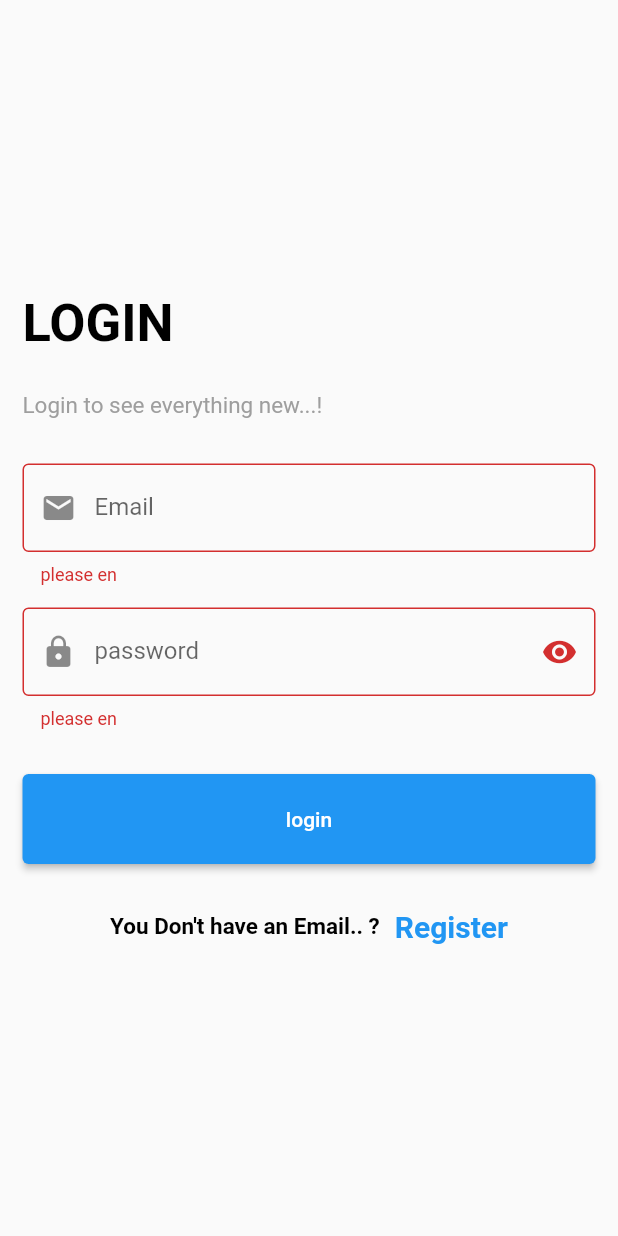
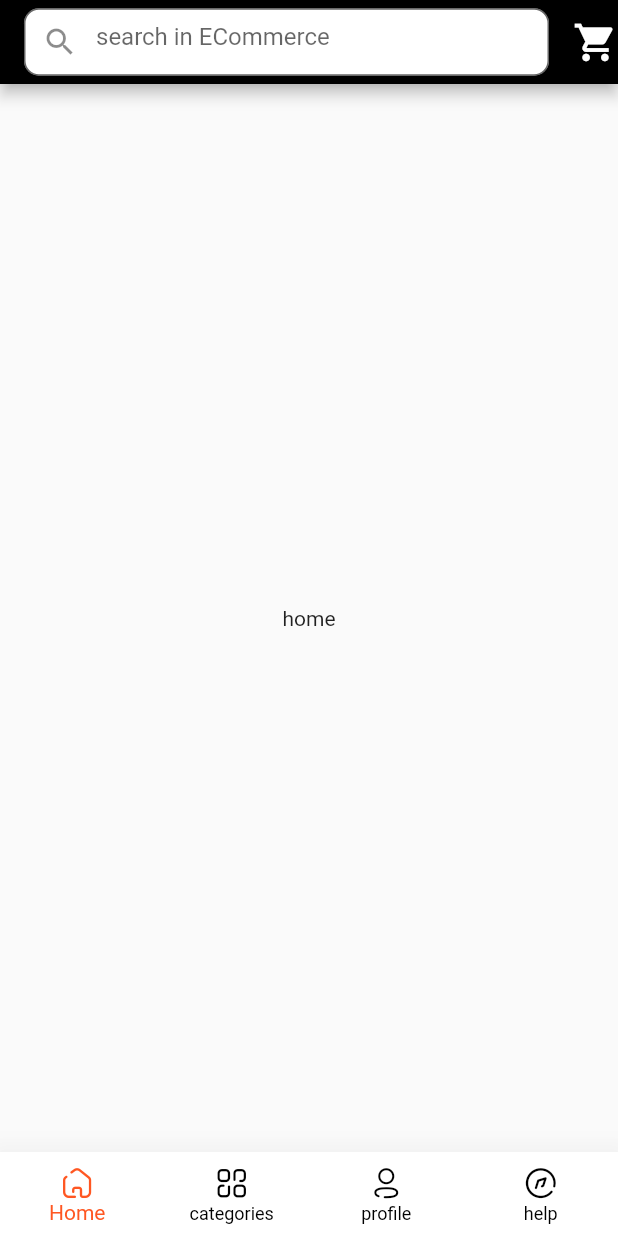
Before and after one commit to AhmedElgzar2020/ECommerce-mobile, a Flutter app: the screen it shows after launch, after a tap on "login", on a phone screen of 412 x 824 dp. Run offline on Flutter 3.47's test engine with Material 2 defaults, Android fonts, the phone set to English and light mode, and no system bars; our stand-ins replace bloc, conditional_builder_null_safety, dio, flutter_bloc, fluttertoast, shared_preferences.

Commit message:
from mohamed

```diff
--- a/lib/main.dart
+++ b/lib/main.dart
@@ -1,5 +1,7 @@
-import 'package:e_commerce/modules/login/login.dart';
+import 'package:e_commerce_layout/modules/e_commerce_layout/cubit/ecommerce_cubit.dart';
+import 'package:e_commerce_layout/modules/login/login.dart';
 import 'package:flutter/material.dart';
+import 'package:flutter_bloc/flutter_bloc.dart';
 
 void main() {
   runApp(const MyApp());
@@ -10,12 +12,16 @@ class MyApp extends StatelessWidget {
 
   @override
   Widget build(BuildContext context) {
-    return MaterialApp(
+    return MultiBlocProvider(
+        providers: [
+          BlocProvider(create: (context) => EcommerceCubit())
+        ],
+        child: MaterialApp(
 
-      theme: ThemeData(
-        primarySwatch: Colors.blue,
-      ),
-      home: LoginScreen(),
-    );
+          theme: ThemeData(
+            primarySwatch: Colors.blue,
+          ),
+          home: LoginScreen(),
+        ));
   }
 }
--- /dev/null
+++ b/lib/modules/e_commerce_layout/categories.dart
@@ -0,0 +1,10 @@
+import 'package:flutter/material.dart';
+
+class CategoriesScreen extends StatelessWidget {
+  const CategoriesScreen({Key? key}) : super(key: key);
+
+  @override
+  Widget build(BuildContext context) {
+    return Center(child: Text('categories'),);
+  }
+}
--- /dev/null
+++ b/lib/modules/e_commerce_layout/cubit/ecommerce_cubit.dart
@@ -0,0 +1,36 @@
+import 'package:bloc/bloc.dart';
+import 'package:e_commerce_layout/modules/e_commerce_layout/categories.dart';
+import 'package:e_commerce_layout/modules/e_commerce_layout/cubit/ecommerce_state.dart';
+import 'package:e_commerce_layout/modules/e_commerce_layout/help.dart';
+import 'package:e_commerce_layout/modules/e_commerce_layout/home.dart';
+import 'package:e_commerce_layout/modules/e_commerce_layout/profile.dart';
+import 'package:e_commerce_layout/shared/components.dart';
+import 'package:flutter/material.dart';
+import 'package:flutter_bloc/flutter_bloc.dart';
+
+class EcommerceCubit extends Cubit<EcommerceState> {
+  EcommerceCubit() : super(EcommerceInitial());
+
+  static EcommerceCubit get(context) => BlocProvider.of(context);
+  int currentIndex = 0;
+  List<Widget> screens =[
+    const HomeScreen(),
+    const CategoriesScreen(),
+    const ProfileScreen(),
+    const HelpScreen(),
+  ];
+
+  List<AppBar> appBar = [
+    buildAppBar( isCategoryOrHome: true,actions: [Icon(Icons.shopping_cart,size: 30)]),
+    buildAppBar( isCategoryOrHome: true,actions: [Icon(Icons.shopping_cart,size: 30)]),
+    buildAppBar( isCategoryOrHome: false,title: 'Your profile' , actions: [Icon(Icons.search,size: 30,),SizedBox(width: 8,),Icon(Icons.shopping_cart,size: 30,)]),
+    buildAppBar( isCategoryOrHome: false,title: 'Help', actions: [Icon(Icons.search,size: 30,),SizedBox(width: 8,),Icon(Icons.shopping_cart,size: 30,)]),
+
+  ];
+
+  void changeBottomNav(int index){
+    currentIndex = index;
+    emit(ChangeNavBarState());
+  }
+
+}
--- /dev/null
+++ b/lib/modules/e_commerce_layout/cubit/ecommerce_state.dart
@@ -0,0 +1,3 @@
+abstract class EcommerceState {}
+class EcommerceInitial extends EcommerceState {}
+class ChangeNavBarState extends EcommerceState {}
--- /dev/null
+++ b/lib/modules/e_commerce_layout/ecommerce_layout.dart
@@ -0,0 +1,39 @@
+import 'package:e_commerce_layout/modules/e_commerce_layout/cubit/ecommerce_cubit.dart';
+import 'package:e_commerce_layout/modules/e_commerce_layout/cubit/ecommerce_state.dart';
+import 'package:e_commerce_layout/style/icon_broken.dart';
+import 'package:flutter/material.dart';
+import 'package:flutter_bloc/flutter_bloc.dart';
+
+class ECommerceLayout extends StatelessWidget {
+  const ECommerceLayout({Key? key}) : super(key: key);
+
+  @override
+  Widget build(BuildContext context) {
+    return BlocConsumer<EcommerceCubit,EcommerceState>(
+        builder: (context,state){
+          var cubit = EcommerceCubit.get(context);
+          return Scaffold(
+            appBar: cubit.appBar[cubit.currentIndex],
+            body: cubit.screens[cubit.currentIndex],
+            bottomNavigationBar: BottomNavigationBar(
+                selectedItemColor: Colors.deepOrange,
+                unselectedItemColor: Colors.black,
+                elevation: 20.0,
+                backgroundColor: Colors.white,
+                type: BottomNavigationBarType.fixed,
+                currentIndex: cubit.currentIndex,
+                onTap: (index){
+                  cubit.changeBottomNav(index);
+                },
+                items: const [
+                  BottomNavigationBarItem(icon: Icon(IconBroken.Home) , label: 'Home'),
+                  BottomNavigationBarItem(icon: Icon(IconBroken.Category) , label: 'categories'),
+                  BottomNavigationBarItem(icon: Icon(IconBroken.Profile) , label: 'profile'),
+                  BottomNavigationBarItem(icon: Icon(IconBroken.Discovery) , label: 'help'),
+                ]
+            ),
+          );
+        },
+        listener: (context,state){});
+  }
+}
--- /dev/null
+++ b/lib/modules/e_commerce_layout/help.dart
@@ -0,0 +1,10 @@
+import 'package:flutter/material.dart';
+
+class HelpScreen extends StatelessWidget {
+  const HelpScreen({Key? key}) : super(key: key);
+
+  @override
+  Widget build(BuildContext context) {
+    return Center(child: Text('help'),);
+  }
+}
--- /dev/null
+++ b/lib/modules/e_commerce_layout/home.dart
@@ -0,0 +1,10 @@
+import 'package:flutter/material.dart';
+
+class HomeScreen extends StatelessWidget {
+  const HomeScreen({Key? key}) : super(key: key);
+
+  @override
+  Widget build(BuildContext context) {
+    return Center(child: Text('home'),);
+  }
+}
--- /dev/null
+++ b/lib/modules/e_commerce_layout/profile.dart
@@ -0,0 +1,10 @@
+import 'package:flutter/material.dart';
+
+class ProfileScreen extends StatelessWidget {
+  const ProfileScreen({Key? key}) : super(key: key);
+
+  @override
+  Widget build(BuildContext context) {
+    return Center(child: Text('profile'),);
+  }
+}
--- a/lib/modules/login/cubit/cubit.dart
+++ b/lib/modules/login/cubit/cubit.dart
@@ -1,13 +1,13 @@
-import 'package:e_commerce/modules/login/cubit/states.dart';
+import 'package:e_commerce_layout/modules/login/cubit/states.dart';
 import 'package:flutter/material.dart';
 import 'package:flutter_bloc/flutter_bloc.dart';
 
 
-class SocialLoginCubit extends Cubit<SocialLoginStates> {
-  SocialLoginCubit() : super(SocialLoginInitialState());
+class ECommerceLoginCubit extends Cubit<ECommerceLoginStates> {
+  ECommerceLoginCubit() : super(ECommerceLoginInitialState());
 
 
-  static SocialLoginCubit get(context) => BlocProvider.of(context);
+  static ECommerceLoginCubit get(context) => BlocProvider.of(context);
   void userLogin({
     required String email,
     required String password,
@@ -19,6 +19,6 @@ class SocialLoginCubit extends Cubit<SocialLoginStates> {
   void passwordVisible(){
     isVisible = !isVisible;
     suffix = Icon(isVisible ? Icons.visibility:Icons.visibility_off);
-    emit(SocialChangePasswordVisibilityState());
+    emit(ECommerceChangePasswordVisibilityState());
   }
 }
--- a/lib/modules/login/cubit/states.dart
+++ b/lib/modules/login/cubit/states.dart
@@ -1,15 +1,15 @@
-abstract class SocialLoginStates {}
-class SocialLoginInitialState extends SocialLoginStates{}
-class SocialLoginLoadingState extends SocialLoginStates{}
-class SocialLoginSuccessState extends SocialLoginStates{
+abstract class ECommerceLoginStates {}
+class ECommerceLoginInitialState extends ECommerceLoginStates{}
+class ECommerceLoginLoadingState extends ECommerceLoginStates{}
+class ECommerceLoginSuccessState extends ECommerceLoginStates{
  final dynamic value;
 
-  SocialLoginSuccessState(this.value);
+  ECommerceLoginSuccessState(this.value);
 }
-class SocialLoginErrorState extends SocialLoginStates{
+class ECommerceLoginErrorState extends ECommerceLoginStates{
   final String error;
-  SocialLoginErrorState(this.error);
+  ECommerceLoginErrorState(this.error);
 }
-class SocialChangePasswordVisibilityState extends SocialLoginStates{}
+class ECommerceChangePasswordVisibilityState extends ECommerceLoginStates{}
 
-class NavigatedDone extends SocialLoginStates{}
+class NavigatedDone extends ECommerceLoginStates{}
--- a/lib/modules/login/login.dart
+++ b/lib/modules/login/login.dart
@@ -1,11 +1,12 @@
 import 'package:conditional_builder_null_safety/conditional_builder_null_safety.dart';
+import 'package:e_commerce_layout/modules/e_commerce_layout/ecommerce_layout.dart';
+import 'package:e_commerce_layout/modules/login/cubit/states.dart';
 import 'package:flutter/material.dart';
 import 'package:flutter_bloc/flutter_bloc.dart';
 
 import '../../shared/components.dart';
 import '../register/register.dart';
 import 'cubit/cubit.dart';
-import 'cubit/states.dart';
 
 class LoginScreen extends StatelessWidget {
   LoginScreen({Key? key}) : super(key: key);
@@ -16,8 +17,8 @@ class LoginScreen extends StatelessWidget {
   @override
   Widget build(BuildContext context) {
     return BlocProvider(
-      create: (context) => SocialLoginCubit(),
-      child: BlocConsumer<SocialLoginCubit, SocialLoginStates>(
+      create: (context) => ECommerceLoginCubit(),
+      child: BlocConsumer<ECommerceLoginCubit, ECommerceLoginStates>(
           builder: (context, state) => Scaffold(
                 body: Center(
                   child: Form(
@@ -65,7 +66,7 @@ class LoginScreen extends StatelessWidget {
                             onSubmit: (){
 
                             },
-                              obscure: SocialLoginCubit.get(context).isVisible,
+                              obscure: ECommerceLoginCubit.get(context).isVisible,
                               validate: (v){
                               if(v.isEmpty){
                                 return 'please en';
@@ -76,12 +77,12 @@ class LoginScreen extends StatelessWidget {
                               prefixIcon: Icons.lock,
                               suffixIcon: IconButton(
                                   onPressed: () {
-                                    SocialLoginCubit.get(context)
+                                    ECommerceLoginCubit.get(context)
                                         .passwordVisible();
                                   },
-                                  icon: SocialLoginCubit.get(context).suffix),
+                                  icon: ECommerceLoginCubit.get(context).suffix),
                               onTab: () {
-                                SocialLoginCubit.get(context).passwordVisible();
+                                ECommerceLoginCubit.get(context).passwordVisible();
                               },
                               label: 'password',
                               hint: 'Enter your password'),
@@ -89,17 +90,18 @@ class LoginScreen extends StatelessWidget {
                             height: 30,
                           ),
                           ConditionalBuilder(
-                              condition: state is! SocialLoginLoadingState,
+                              condition: state is! ECommerceLoginLoadingState,
                               builder: (context) {
                                 return specialButton(
                                     text: 'login',
                                     onPress: (){
-                                      if(formKey.currentState!.validate()){
-                                        SocialLoginCubit.get(context).userLogin(
-                                            email: emailController.text,
-                                            password: passwordController.text);
-
-                                      }
+                                      // if(formKey.currentState!.validate()){
+                                      //   ECommerceLoginCubit.get(context).userLogin(
+                                      //       email: emailController.text,
+                                      //       password: passwordController.text);
+                                      //
+                                      // }
+                                      Navigator.push(context, MaterialPageRoute(builder: (context) => ECommerceLayout()));
                                     }
                                 );
                               },
--- a/lib/shared/components.dart
+++ b/lib/shared/components.dart
@@ -14,7 +14,7 @@ Widget defaultFormField(
     Function? validate}) {
   return TextFormField(
     controller: controller,
-    obscureText:obscure! ,
+    obscureText: obscure!,
     decoration: InputDecoration(
       suffixIcon: suffixIcon,
       prefixIcon: Icon(prefixIcon),
@@ -48,19 +48,18 @@ Widget specialButton({
           onPress!();
         },
         style: ButtonStyle(
-        backgroundColor: MaterialStateProperty.resolveWith((states) => Colors.blue),
+          backgroundColor:
+              MaterialStateProperty.resolveWith((states) => Colors.blue),
         ),
-        child: Text(text!)
-    ),
+        child: Text(text!)),
   );
 }
-
 
 Future<bool?> showToast({
   String? msg,
   Color? backColor,
   Color? txtColor,
-}){
+}) {
   return Fluttertoast.showToast(
       msg: msg!,
       toastLength: Toast.LENGTH_SHORT,
@@ -70,3 +69,33 @@ Future<bool?> showToast({
       textColor: txtColor,
       fontSize: 16.0);
 }
+
+AppBar buildAppBar(
+    {bool isCategoryOrHome = true, List<Widget>? actions, String? title,TextEditingController? controller}) {
+  return AppBar(
+    backgroundColor: Colors.black,
+    actions: actions,
+    automaticallyImplyLeading: false,
+    title: isCategoryOrHome ? buildSearAppBarItem(controller: controller) : Text(title!),
+  );
+}
+
+Widget buildSearAppBarItem({TextEditingController? controller}) {
+  return  Container(
+      height: 45,
+      child: TextField(
+
+        controller: controller,
+        decoration: InputDecoration(
+          fillColor: Colors.white,
+          filled: true,
+          prefixIcon: const Icon(Icons.search),
+          hintText: 'search in ECommerce',
+          border: OutlineInputBorder(
+            borderRadius: BorderRadius.circular(10.0),
+          ),
+        ),
+      ),
+
+  );
+}
--- /dev/null
+++ b/lib/style/icon_broken.dart
@@ -0,0 +1,132 @@
+import 'package:flutter/widgets.dart';
+
+class IconBroken {
+  IconBroken._();
+
+  static const String _fontFamily = 'IconBroken';
+
+  static const IconData User = IconData(0xe900, fontFamily: _fontFamily);
+  static const IconData User1 = IconData(0xe901, fontFamily: _fontFamily);
+  static const IconData Activity = IconData(0xe902, fontFamily: _fontFamily);
+  static const IconData Add_User = IconData(0xe903, fontFamily: _fontFamily);
+  static const IconData Arrow___Down_2 =
+  IconData(0xe904, fontFamily: _fontFamily);
+  static const IconData Arrow___Down_3 =
+  IconData(0xe905, fontFamily: _fontFamily);
+  static const IconData Arrow___Down_Circle =
+  IconData(0xe906, fontFamily: _fontFamily);
+  static const IconData Arrow___Down_Square =
+  IconData(0xe907, fontFamily: _fontFamily);
+  static const IconData Arrow___Down =
+  IconData(0xe908, fontFamily: _fontFamily);
+  static const IconData Arrow___Left_2 =
+  IconData(0xe909, fontFamily: _fontFamily);
+  static const IconData Arrow___Left_3 =
+  IconData(0xe90a, fontFamily: _fontFamily);
+  static const IconData Arrow___Left_Circle =
+  IconData(0xe90b, fontFamily: _fontFamily);
+  static const IconData Arrow___Left_Square =
+  IconData(0xe90c, fontFamily: _fontFamily);
+  static const IconData Arrow___Left =
+  IconData(0xe90d, fontFamily: _fontFamily);
+  static const IconData Arrow___Right_2 =
+  IconData(0xe90e, fontFamily: _fontFamily);
+  static const IconData Arrow___Right_3 =
+  IconData(0xe90f, fontFamily: _fontFamily);
+  static const IconData Arrow___Right_Circle =
+  IconData(0xe910, fontFamily: _fontFamily);
+  static const IconData Arrow___Right_Square =
+  IconData(0xe911, fontFamily: _fontFamily);
+  static const IconData Arrow___Right =
+  IconData(0xe912, fontFamily: _fontFamily);
+  static const IconData Arrow___Up_2 =
+  IconData(0xe913, fontFamily: _fontFamily);
+  static const IconData Arrow___Up_3 =
+  IconData(0xe914, fontFamily: _fontFamily);
+  static const IconData Arrow___Up_Circle =
+  IconData(0xe915, fontFamily: _fontFamily);
+  static const IconData Arrow___Up_Square =
+  IconData(0xe916, fontFamily: _fontFamily);
+  static const IconData Arrow___Up = IconData(0xe917, fontFamily: _fontFamily);
+  static const IconData Bag_2 = IconData(0xe918, fontFamily: _fontFamily);
+  static const IconData Bag = IconData(0xe919, fontFamily: _fontFamily);
+  static const IconData Bookmark = IconData(0xe91a, fontFamily: _fontFamily);
+  static const IconData Buy = IconData(0xe91b, fontFamily: _fontFamily);
+  static const IconData Calendar = IconData(0xe91c, fontFamily: _fontFamily);
+  static const IconData Call_Missed = IconData(0xe91d, fontFamily: _fontFamily);
+  static const IconData Call_Silent = IconData(0xe91e, fontFamily: _fontFamily);
+  static const IconData Call = IconData(0xe91f, fontFamily: _fontFamily);
+  static const IconData Calling = IconData(0xe920, fontFamily: _fontFamily);
+  static const IconData Camera = IconData(0xe921, fontFamily: _fontFamily);
+  static const IconData Category = IconData(0xe922, fontFamily: _fontFamily);
+  static const IconData Chart = IconData(0xe923, fontFamily: _fontFamily);
+  static const IconData Chat = IconData(0xe924, fontFamily: _fontFamily);
+  static const IconData Close_Square =
+  IconData(0xe925, fontFamily: _fontFamily);
+  static const IconData Danger = IconData(0xe926, fontFamily: _fontFamily);
+  static const IconData Delete = IconData(0xe927, fontFamily: _fontFamily);
+  static const IconData Discount = IconData(0xe928, fontFamily: _fontFamily);
+  static const IconData Discovery = IconData(0xe929, fontFamily: _fontFamily);
+  static const IconData Document = IconData(0xe92a, fontFamily: _fontFamily);
+  static const IconData Download = IconData(0xe92b, fontFamily: _fontFamily);
+  static const IconData Edit_Square = IconData(0xe92c, fontFamily: _fontFamily);
+  static const IconData Edit = IconData(0xe92d, fontFamily: _fontFamily);
+  static const IconData Filter_2 = IconData(0xe92e, fontFamily: _fontFamily);
+  static const IconData Filter = IconData(0xe92f, fontFamily: _fontFamily);
+  static const IconData Folder = IconData(0xe930, fontFamily: _fontFamily);
+  static const IconData Game = IconData(0xe931, fontFamily: _fontFamily);
+  static const IconData Graph = IconData(0xe932, fontFamily: _fontFamily);
+  static const IconData Heart = IconData(0xe933, fontFamily: _fontFamily);
+  static const IconData Hide = IconData(0xe934, fontFamily: _fontFamily);
+  static const IconData Home = IconData(0xe935, fontFamily: _fontFamily);
+  static const IconData Image_2 = IconData(0xe936, fontFamily: _fontFamily);
+  static const IconData Image = IconData(0xe937, fontFamily: _fontFamily);
+  static const IconData Info_Circle = IconData(0xe938, fontFamily: _fontFamily);
+  static const IconData Info_Square = IconData(0xe939, fontFamily: _fontFamily);
+  static const IconData Location = IconData(0xe93a, fontFamily: _fontFamily);
+  static const IconData Lock = IconData(0xe93b, fontFamily: _fontFamily);
+  static const IconData Login = IconData(0xe93c, fontFamily: _fontFamily);
+  static const IconData Logout = IconData(0xe93d, fontFamily: _fontFamily);
+  static const IconData Message = IconData(0xe93e, fontFamily: _fontFamily);
+  static const IconData More_Circle = IconData(0xe93f, fontFamily: _fontFamily);
+  static const IconData More_Square = IconData(0xe940, fontFamily: _fontFamily);
+  static const IconData Notification =
+  IconData(0xe941, fontFamily: _fontFamily);
+  static const IconData Paper_Download =
+  IconData(0xe942, fontFamily: _fontFamily);
+  static const IconData Paper_Fail = IconData(0xe943, fontFamily: _fontFamily);
+  static const IconData Paper_Negative =
+  IconData(0xe944, fontFamily: _fontFamily);
+  static const IconData Paper_Plus = IconData(0xe945, fontFamily: _fontFamily);
+  static const IconData Paper_Upload =
+  IconData(0xe946, fontFamily: _fontFamily);
+  static const IconData Paper = IconData(0xe947, fontFamily: _fontFamily);
+  static const IconData Password = IconData(0xe948, fontFamily: _fontFamily);
+  static const IconData Play = IconData(0xe949, fontFamily: _fontFamily);
+  static const IconData Plus = IconData(0xe94a, fontFamily: _fontFamily);
+  static const IconData Profile = IconData(0xe94b, fontFamily: _fontFamily);
+  static const IconData Scan = IconData(0xe94c, fontFamily: _fontFamily);
+  static const IconData Search = IconData(0xe94d, fontFamily: _fontFamily);
+  static const IconData Send = IconData(0xe94e, fontFamily: _fontFamily);
+  static const IconData Setting = IconData(0xe94f, fontFamily: _fontFamily);
+  static const IconData Shield_Done = IconData(0xe950, fontFamily: _fontFamily);
+  static const IconData Shield_Fail = IconData(0xe951, fontFamily: _fontFamily);
+  static const IconData Show = IconData(0xe952, fontFamily: _fontFamily);
+  static const IconData Star = IconData(0xe953, fontFamily: _fontFamily);
+  static const IconData Swap = IconData(0xe954, fontFamily: _fontFamily);
+  static const IconData Tick_Square = IconData(0xe955, fontFamily: _fontFamily);
+  static const IconData Ticket_Star = IconData(0xe956, fontFamily: _fontFamily);
+  static const IconData Ticket = IconData(0xe957, fontFamily: _fontFamily);
+  static const IconData Time_Circle = IconData(0xe958, fontFamily: _fontFamily);
+  static const IconData Time_Square = IconData(0xe959, fontFamily: _fontFamily);
+  static const IconData Unlock = IconData(0xe95a, fontFamily: _fontFamily);
+  static const IconData Upload = IconData(0xe95b, fontFamily: _fontFamily);
+  static const IconData Video = IconData(0xe95c, fontFamily: _fontFamily);
+  static const IconData Voice_2 = IconData(0xe95d, fontFamily: _fontFamily);
+  static const IconData Voice = IconData(0xe95e, fontFamily: _fontFamily);
+  static const IconData Volume_Down = IconData(0xe95f, fontFamily: _fontFamily);
+  static const IconData Volume_Off = IconData(0xe960, fontFamily: _fontFamily);
+  static const IconData Volume_Up = IconData(0xe961, fontFamily: _fontFamily);
+  static const IconData Wallet = IconData(0xe962, fontFamily: _fontFamily);
+  static const IconData Work = IconData(0xe963, fontFamily: _fontFamily);
+}
```
Also changed, not shown: pubspec.yaml (+5 -5 lines), assets/fonts/icons.ttf (added), 1 other file. Lines whose indentation alone changed are shown as unchanged.
